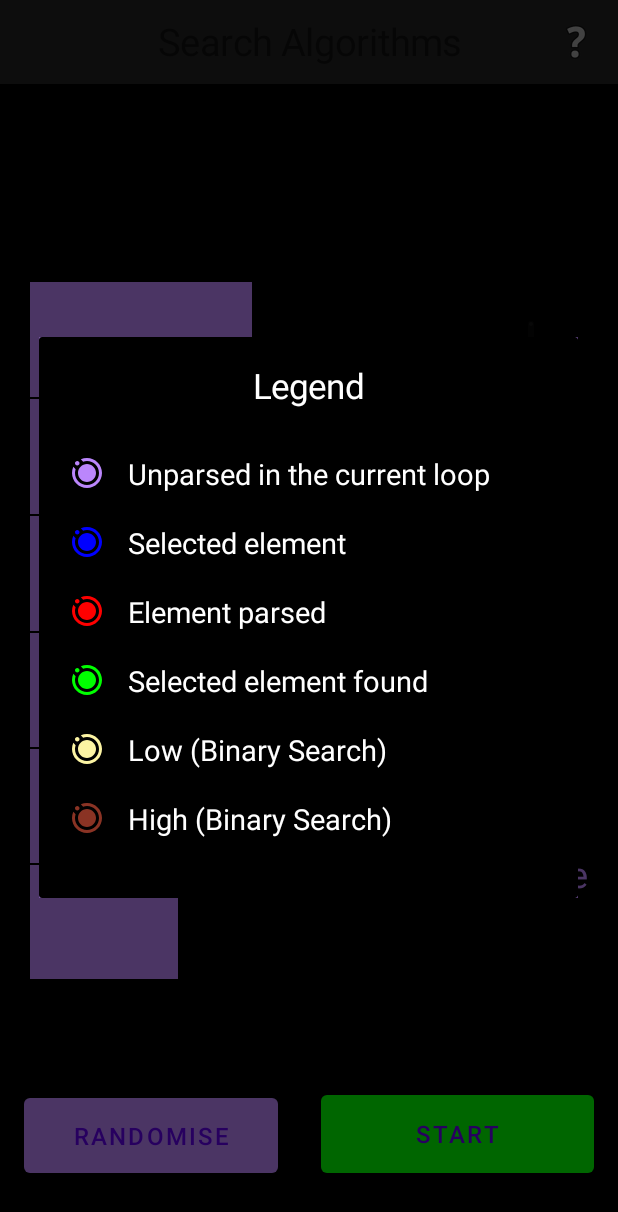
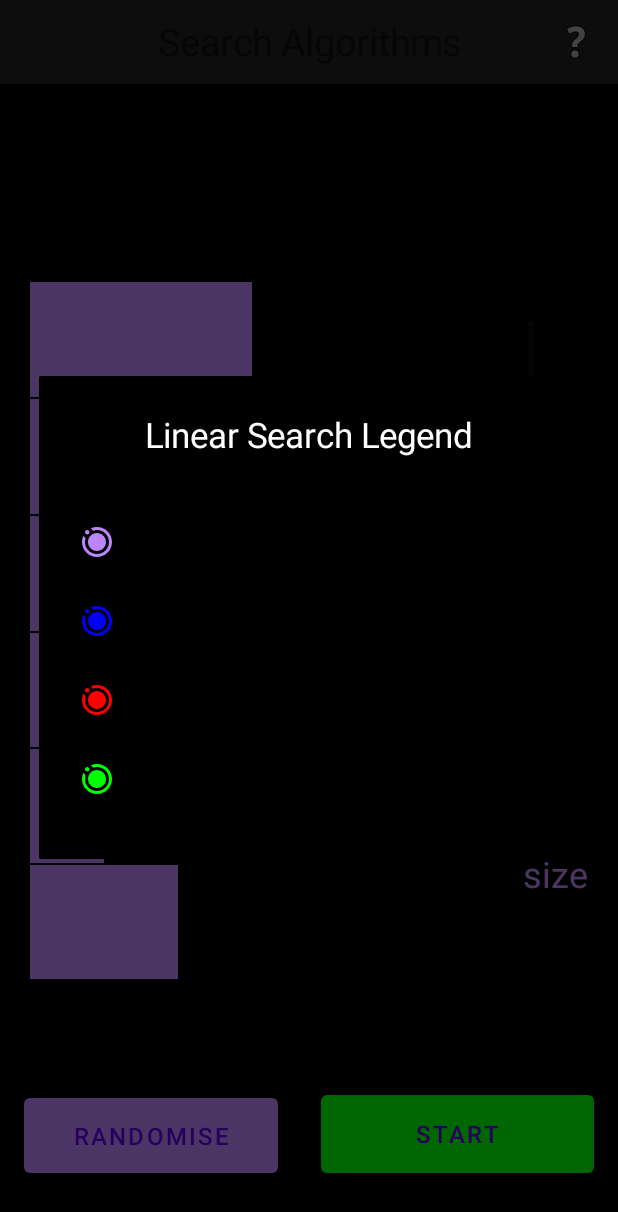
Before and after one commit to harshoo3/VisualDSA, an Android app: the searchingAlgoActivity screen opened directly, with no data from a screen before it, after a tap on an icon or button, on a phone screen of 412 x 824 dp. Shown: the top 1212 px of the screen. Run offline under Robolectric (Android 15) with nearby library versions, the phone set to English and light mode, and no system bars.

Commit message:
dynamic legend

```diff
--- a/app/src/main/java/com/example/visualdsa/MainActivity.kt
+++ b/app/src/main/java/com/example/visualdsa/MainActivity.kt
@@ -22,7 +22,7 @@ import androidx.recyclerview.widget.ListAdapter
 
 
 class MainActivity : AppCompatActivity() {
-    val topic = arrayOf<String>("Searching", "Sorting", "Maze Runner", "Graph Algorithms",
+    val topic = arrayOf<String>("Search Algorithms", "Sorting Algorithms", "Maze Runner", "Graph Algorithms",
         "Tree Algorithms")
     val description = arrayOf<String>(
         "C programming is considered as the base for other programming languages",
--- a/app/src/main/java/com/example/visualdsa/searchingAlgoActivity.kt
+++ b/app/src/main/java/com/example/visualdsa/searchingAlgoActivity.kt
@@ -1,37 +1,24 @@
 package com.example.visualdsa
 
-import android.R.id
 import android.content.ClipData
 import android.content.ClipDescription
-import android.content.res.ColorStateList
+import android.content.Context
 import android.graphics.Color
-import androidx.appcompat.app.AppCompatActivity
+import android.graphics.drawable.Drawable
 import android.os.Bundle
-import android.os.Handler
 import android.view.*
 import android.widget.*
+import android.widget.LinearLayout
 import androidx.appcompat.app.ActionBar.DISPLAY_SHOW_CUSTOM
 import androidx.appcompat.app.ActionBar.LayoutParams
-import android.widget.ArrayAdapter
-import android.widget.Spinner
-import android.widget.Toast
-import java.util.Timer import kotlin.concurrent.schedule
-import androidx.core.content.ContentProviderCompat.requireContext
-import android.widget.TableLayout
-
-import android.widget.TextView
-import kotlinx.coroutines.*
-import android.widget.LinearLayout
 import androidx.appcompat.app.AlertDialog
-import androidx.core.view.marginBottom
-import androidx.core.view.marginLeft
-import java.lang.Exception
+import androidx.appcompat.app.AppCompatActivity
 import com.google.android.material.slider.Slider
 import kotlinx.android.synthetic.main.activity_searching_algo.*
-import android.view.Gravity
-
-
-
+import kotlinx.coroutines.*
+import android.widget.TextView
+import androidx.core.content.ContextCompat
+import kotlinx.android.synthetic.main.list_item.view.*
 
 
 class searchingAlgoActivity : AppCompatActivity() {
@@ -52,6 +39,8 @@ class searchingAlgoActivity : AppCompatActivity() {
     var colorArray= Array(size) { themeColor }
     var speedArr = arrayOf("1x","0.25x","0.5x","0.75x","1.25x","1.5x", "1.75x","2x","4x")
     var searchAlgoArr = arrayOf("Linear Search","Binary Search")
+    var linearSearchLegend = mutableMapOf<String,Int>("Unparsed in the current loop" to R.drawable.legend_theme_color,"Selected element" to R.drawable.legend_blue,"Element parsed" to R.drawable.legend_red,"Selected element found" to R.drawable.legend_green )
+    var binarySearchLegend = mutableMapOf<String,Int>("Unparsed in the current loop" to R.drawable.legend_theme_color,"Selected element" to R.drawable.legend_blue,"Element parsed" to R.drawable.legend_red,"Selected element found" to R.drawable.legend_green, "Low" to R.drawable.legend_yellow,"High" to R.drawable.legend_brown )
     var algoInUse:Int = 0
     var algoRunning: Boolean= false
     var algoFinished:Boolean = false
@@ -176,16 +165,29 @@ class searchingAlgoActivity : AppCompatActivity() {
         return super.onOptionsItemSelected(item)
     }
     private fun makeAlertDialog(){
-        val alertDialog: AlertDialog.Builder = AlertDialog.Builder(this@searchingAlgoActivity,R.style.MyDialogTheme)
-        var customLayout = getLayoutInflater()
-            .inflate(
-                R.layout.search_legend,
-                null);
-        alertDialog.setView(customLayout)
+        val alertDialog: AlertDialog.Builder = AlertDialog.Builder(this,R.style.MyDialogTheme)
+        val parent = LinearLayout(this)
+        alertDialog.setView(parent)
+        parent.layoutParams =
+            LinearLayout.LayoutParams(LayoutParams.MATCH_PARENT, LayoutParams.WRAP_CONTENT)
+        parent.orientation = LinearLayout.VERTICAL
+        parent.setPadding(20,20,20,40)
+        var mapToBeParsed = if(algoInUse==0) linearSearchLegend else binarySearchLegend
+        for((k,v) in mapToBeParsed){
+            val tv1 = TextView(this)
+            val drawable = ContextCompat.getDrawable(this, v)
+            tv1.setCompoundDrawablesWithIntrinsicBounds(drawable, null, null, null)
+            tv1.setCompoundDrawablePadding(28)
+            tv1.text = k
+            tv1.textSize = 19f
+            tv1.setPadding(20,20,0,20)
+            parent.addView(tv1)
+        }
         val title = TextView(this)
-        title.text = "Legend"
+        var str:String=if(algoInUse==1) "Binary Search" else "Linear Search"
+        ("$str Legend").also { title.text = it }
         title.setBackgroundColor(black)
-        title.setPadding(10, 25, 10, 15)
+        title.setPadding(10, 35, 10, 25)
         title.gravity = Gravity.CENTER
         title.setTextColor(Color.WHITE)
         title.textSize = 23f
--- a/app/src/main/res/drawable/layout_bg.xml
+++ b/app/src/main/res/drawable/layout_bg.xml
@@ -2,6 +2,4 @@
 <shape xmlns:android="http://schemas.android.com/apk/res/android">
     <solid android:color="@color/purple_500"/>
     <stroke android:width="3dp" android:color="#B1BCBE" />
-    <corners android:radius="10dp"/>
-    <padding android:left="0dp" android:top="0dp" android:right="20dp" android:bottom="0dp" />
 </shape>
--- a/app/src/main/res/layout/activity_main.xml
+++ b/app/src/main/res/layout/activity_main.xml
@@ -33,8 +33,6 @@
         android:layout_width="match_parent"
         android:layout_height="match_parent"
         android:layout_marginTop="16dp"
-        android:divider="@android:color/transparent"
-        android:dividerHeight="30.0sp"
         android:layout_marginStart="20dp"
         android:layout_marginEnd="20dp"
         app:layout_constraintTop_toTopOf="parent"
--- a/app/src/main/res/layout/search_legend.xml
+++ b/app/src/main/res/layout/search_legend.xml
@@ -1,111 +1,118 @@
 <?xml version="1.0" encoding="utf-8"?>
-<LinearLayout
+<RelativeLayout
     xmlns:android="http://schemas.android.com/apk/res/android"
-    android:id="@+id/search_legend"
-    android:orientation="vertical"
-    android:paddingLeft="20dp"
-    android:paddingRight="20dp"
-    android:paddingTop="10dp"
-    android:paddingBottom="30dp"
-    android:background="@color/black"
+    xmlns:tools="http://schemas.android.com/tools"
+    android:id="@+id/aaa"
     android:layout_width="match_parent"
+    android:layout_height="match_parent">
 
-    android:layout_height="match_parent">
     <LinearLayout
+        android:id="@+id/search_legend_layout"
+        android:orientation="vertical"
+        android:paddingLeft="20dp"
+        android:paddingRight="20dp"
+        android:paddingTop="10dp"
+        android:paddingBottom="30dp"
+        android:background="@color/black"
         android:layout_width="match_parent"
-        android:layout_height="wrap_content"
-        android:orientation="horizontal"
-        android:paddingTop="10dp"
-        android:paddingBottom="10dp">
-        <TextView
-            android:layout_width="wrap_content"
-            android:layout_height="wrap_content"
-            android:text="Unparsed in the current loop"
-            android:textColor="@color/white"
-            android:layout_gravity="center_horizontal"
-            android:textSize="19dp"
-            android:drawablePadding="15dp"
-            android:drawableLeft="@drawable/legend_theme_color"/>
-    </LinearLayout>
-    <LinearLayout
-        android:layout_width="match_parent"
-        android:layout_height="wrap_content"
-        android:orientation="horizontal"
-        android:paddingTop="10dp"
-        android:paddingBottom="10dp">
-        <TextView
-            android:layout_width="wrap_content"
-            android:layout_height="wrap_content"
-            android:text="Selected element"
-            android:textColor="@color/white"
-            android:layout_gravity="center_horizontal"
-            android:textSize="19dp"
-            android:drawablePadding="15dp"
-            android:drawableLeft="@drawable/legend_blue"/>
-    </LinearLayout>
-    <LinearLayout
-        android:layout_width="match_parent"
-        android:layout_height="wrap_content"
-        android:orientation="horizontal"
-        android:paddingTop="10dp"
-        android:paddingBottom="10dp">
-        <TextView
-            android:layout_width="wrap_content"
-            android:layout_height="wrap_content"
-            android:text="Element parsed"
-            android:textColor="@color/white"
-            android:layout_gravity="center_horizontal"
-            android:textSize="19dp"
-            android:drawablePadding="15dp"
-            android:drawableLeft="@drawable/legend_red"/>
-    </LinearLayout>
-    <LinearLayout
-        android:layout_width="match_parent"
-        android:layout_height="wrap_content"
-        android:orientation="horizontal"
-        android:paddingTop="10dp"
-        android:paddingBottom="10dp">
-        <TextView
-            android:layout_width="wrap_content"
-            android:layout_height="wrap_content"
-            android:text="Selected element found"
-            android:textColor="@color/white"
-            android:layout_gravity="center_horizontal"
-            android:textSize="19dp"
-            android:drawablePadding="15dp"
-            android:drawableLeft="@drawable/legend_green"/>
-    </LinearLayout>
-    <LinearLayout
-        android:layout_width="match_parent"
-        android:layout_height="wrap_content"
-        android:orientation="horizontal"
-        android:paddingTop="10dp"
-        android:paddingBottom="10dp">
+        android:layout_height="match_parent">
+        <!--    <LinearLayout-->
+        <!--        android:layout_width="match_parent"-->
+        <!--        android:layout_height="wrap_content"-->
+        <!--        android:orientation="horizontal"-->
+        <!--        android:paddingTop="10dp"-->
+        <!--        android:paddingBottom="10dp">-->
+        <!--        <TextView-->
+        <!--            android:layout_width="wrap_content"-->
+        <!--            android:layout_height="wrap_content"-->
+        <!--            android:text="Unparsed in the current loop"-->
+        <!--            android:textColor="@color/white"-->
+        <!--            android:layout_gravity="center_horizontal"-->
+        <!--            android:textSize="19dp"-->
+        <!--            android:drawablePadding="15dp"-->
+        <!--            android:drawableLeft="@drawable/legend_theme_color"/>-->
+        <!--    </LinearLayout>-->
+        <!--    <LinearLayout-->
+        <!--        android:layout_width="match_parent"-->
+        <!--        android:layout_height="wrap_content"-->
+        <!--        android:orientation="horizontal"-->
+        <!--        android:paddingTop="10dp"-->
+        <!--        android:paddingBottom="10dp">-->
+        <!--        <TextView-->
+        <!--            android:layout_width="wrap_content"-->
+        <!--            android:layout_height="wrap_content"-->
+        <!--            android:text="Selected element"-->
+        <!--            android:textColor="@color/white"-->
+        <!--            android:layout_gravity="center_horizontal"-->
+        <!--            android:textSize="19dp"-->
+        <!--            android:drawablePadding="15dp"-->
+        <!--            android:drawableLeft="@drawable/legend_blue"/>-->
+        <!--    </LinearLayout>-->
+        <!--    <LinearLayout-->
+        <!--        android:layout_width="match_parent"-->
+        <!--        android:layout_height="wrap_content"-->
+        <!--        android:orientation="horizontal"-->
+        <!--        android:paddingTop="10dp"-->
+        <!--        android:paddingBottom="10dp">-->
+        <!--        <TextView-->
+        <!--            android:layout_width="wrap_content"-->
+        <!--            android:layout_height="wrap_content"-->
+        <!--            android:text="Element parsed"-->
+        <!--            android:textColor="@color/white"-->
+        <!--            android:layout_gravity="center_horizontal"-->
+        <!--            android:textSize="19dp"-->
+        <!--            android:drawablePadding="15dp"-->
+        <!--            android:drawableLeft="@drawable/legend_red"/>-->
+        <!--    </LinearLayout>-->
+        <!--    <LinearLayout-->
+        <!--        android:layout_width="match_parent"-->
+        <!--        android:layout_height="wrap_content"-->
+        <!--        android:orientation="horizontal"-->
+        <!--        android:paddingTop="10dp"-->
+        <!--        android:paddingBottom="10dp">-->
+        <!--        <TextView-->
+        <!--            android:layout_width="wrap_content"-->
+        <!--            android:layout_height="wrap_content"-->
+        <!--            android:text="Selected element found"-->
+        <!--            android:textColor="@color/white"-->
+        <!--            android:layout_gravity="center_horizontal"-->
+        <!--            android:textSize="19dp"-->
+        <!--            android:drawablePadding="15dp"-->
+        <!--            android:drawableLeft="@drawable/legend_green"/>-->
+        <!--    </LinearLayout>-->
+        <!--    <LinearLayout-->
+        <!--        android:layout_width="match_parent"-->
+        <!--        android:layout_height="wrap_content"-->
+        <!--        android:orientation="horizontal"-->
+        <!--        android:paddingTop="10dp"-->
+        <!--        android:paddingBottom="10dp">-->
 
-        <TextView
-            android:layout_width="wrap_content"
-            android:layout_height="match_parent"
-            android:text="Low (Binary Search)"
-            android:textSize="19dp"
-            android:drawablePadding="15dp"
-            android:textColor="@color/white"
-            android:drawableLeft="@drawable/legend_yellow"/>
-    </LinearLayout>
-    <LinearLayout
-        android:layout_width="match_parent"
-        android:layout_height="wrap_content"
-        android:orientation="horizontal"
-        android:paddingTop="10dp"
-        android:paddingBottom="10dp">
+        <!--        <TextView-->
+        <!--            android:layout_width="wrap_content"-->
+        <!--            android:layout_height="match_parent"-->
+        <!--            android:text="Low (Binary Search)"-->
+        <!--            android:textSize="19dp"-->
+        <!--            android:drawablePadding="15dp"-->
+        <!--            android:textColor="@color/white"-->
+        <!--            android:drawableLeft="@drawable/legend_yellow"/>-->
+        <!--    </LinearLayout>-->
+        <!--    <LinearLayout-->
+        <!--        android:layout_width="match_parent"-->
+        <!--        android:layout_height="wrap_content"-->
+        <!--        android:orientation="horizontal"-->
+        <!--        android:paddingTop="10dp"-->
+        <!--        android:paddingBottom="10dp">-->
 
-        <TextView
-            android:layout_width="wrap_content"
-            android:layout_height="wrap_content"
-            android:text="High (Binary Search)"
-            android:textSize="19dp"
-            android:drawablePadding="15dp"
-            android:textColor="@color/white"
-            android:drawableLeft="@drawable/legend_brown"/>
+        <!--        <TextView-->
+        <!--            android:layout_width="wrap_content"-->
+        <!--            android:layout_height="wrap_content"-->
+        <!--            android:text="High (Binary Search)"-->
+        <!--            android:textSize="19dp"-->
+        <!--            android:drawablePadding="15dp"-->
+        <!--            android:textColor="@color/white"-->
+        <!--            android:drawableLeft="@drawable/legend_brown"/>-->
+        <!--    </LinearLayout>-->
+
     </LinearLayout>
 
-</LinearLayout>
+</RelativeLayout>
--- a/app/src/main/res/values/colors.xml
+++ b/app/src/main/res/values/colors.xml
@@ -9,7 +9,7 @@
     <color name="white">#FFFFFFFF</color>
     <color name="background">#FAFAFA</color>
     <style name="MyDialogTheme" parent="Theme.AppCompat.Light.Dialog.Alert">
-        <item name="android:background">@color/purple_200</item>
+        <item name="android:background">@color/black</item>
     </style>
 
 </resources>
```
Also changed, not shown: app/src/main/res/layout/activity_splash_screen.xml (+11 -4 lines), app/src/main/res/layout/legend_item.xml (added, +20 -0 lines), app/src/main/res/layout/list_item.xml (+17 -14 lines).
